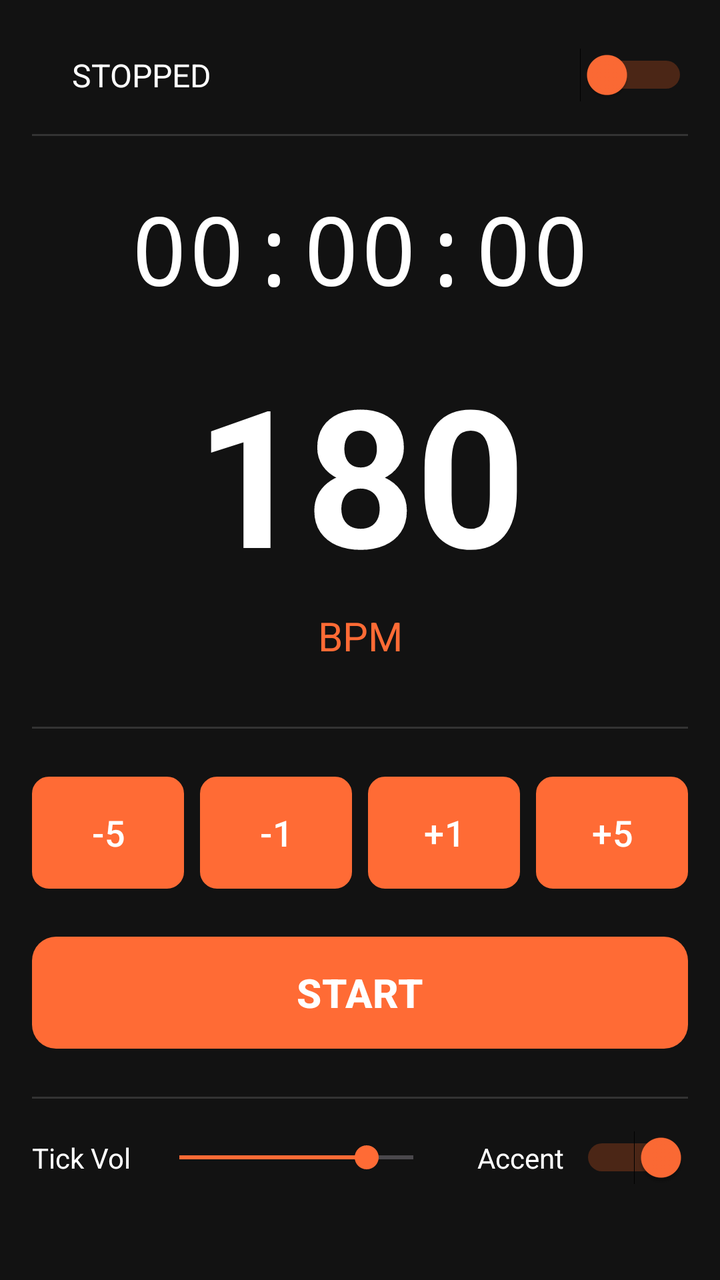
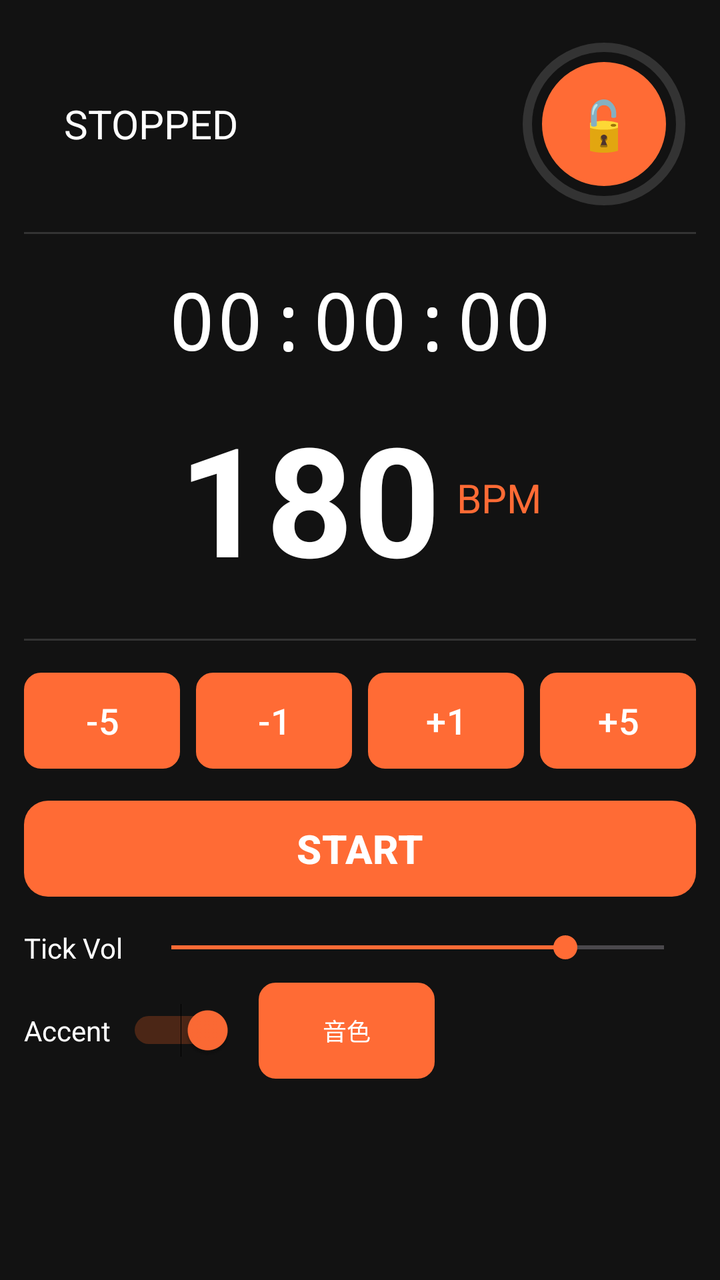

Before-and-after screenshots of an Android layout around one commit, followed by the original layout XML and the change that was made.
<!-- AndroidManifest.xml: application theme Theme.RunBeatPro -->
<!-- res/layout/activity_main.xml -->
<?xml version="1.0" encoding="utf-8"?>
<LinearLayout xmlns:android="http://schemas.android.com/apk/res/android"
    android:layout_width="match_parent"
    android:layout_height="match_parent"
    android:orientation="vertical"
    android:background="@color/background"
    android:padding="16dp">

    
    <LinearLayout
        android:id="@+id/layoutStatusBar"
        android:layout_width="match_parent"
        android:layout_height="wrap_content"
        android:orientation="horizontal"
        android:gravity="center_vertical"
        android:layout_marginTop="8dp"
        android:layout_marginBottom="16dp">

        <View
            android:id="@+id/viewStatusDot"
            android:layout_width="12dp"
            android:layout_height="12dp"
            android:layout_marginEnd="8dp"
            android:background="@drawable/status_dot" />

        <TextView
            android:id="@+id/tvStatus"
            android:layout_width="0dp"
            android:layout_height="wrap_content"
            android:layout_weight="1"
            android:text="STOPPED"
            android:textColor="@color/textPrimary"
            android:textSize="16sp" />

        <Switch
            android:id="@+id/switchLock"
            android:layout_width="wrap_content"
            android:layout_height="wrap_content"
            android:thumbTint="@color/colorPrimary"
            android:trackTint="@color/colorPrimaryVariant" />
    </LinearLayout>

    
    <View
        android:layout_width="match_parent"
        android:layout_height="1dp"
        android:background="#333333"
        android:layout_marginBottom="24dp" />

    
    <TextView
        android:id="@+id/tvTimer"
        android:layout_width="match_parent"
        android:layout_height="wrap_content"
        android:text="00:00:00"
        android:textColor="@color/textPrimary"
        android:textSize="48sp"
        android:typeface="monospace"
        android:gravity="center"
        android:layout_marginBottom="16dp" />

    
    <TextView
        android:id="@+id/tvBpm"
        android:layout_width="match_parent"
        android:layout_height="wrap_content"
        android:text="180"
        android:textColor="@color/textPrimary"
        android:textSize="96sp"
        android:textStyle="bold"
        android:gravity="center"
        android:layout_marginBottom="4dp" />

    <TextView
        android:id="@+id/tvBpmLabel"
        android:layout_width="match_parent"
        android:layout_height="wrap_content"
        android:text="BPM"
        android:textColor="@color/colorPrimary"
        android:textSize="20sp"
        android:gravity="center"
        android:layout_marginBottom="32dp" />

    
    <View
        android:layout_width="match_parent"
        android:layout_height="1dp"
        android:background="#333333"
        android:layout_marginBottom="24dp" />

    
    <LinearLayout
        android:id="@+id/layoutBpmControls"
        android:layout_width="match_parent"
        android:layout_height="wrap_content"
        android:orientation="horizontal"
        android:gravity="center"
        android:layout_marginBottom="24dp">

        <Button
            android:id="@+id/btnBpmMinus5"
            android:layout_width="0dp"
            android:layout_height="56dp"
            android:layout_weight="1"
            android:layout_marginEnd="8dp"
            android:text="-5"
            android:textSize="18sp"
            android:background="@drawable/btn_bpm_control" />

        <Button
            android:id="@+id/btnBpmMinus1"
            android:layout_width="0dp"
            android:layout_height="56dp"
            android:layout_weight="1"
            android:layout_marginEnd="8dp"
            android:text="-1"
            android:textSize="18sp"
            android:background="@drawable/btn_bpm_control" />

        <Button
            android:id="@+id/btnBpmPlus1"
            android:layout_width="0dp"
            android:layout_height="56dp"
            android:layout_weight="1"
            android:layout_marginEnd="8dp"
            android:text="+1"
            android:textSize="18sp"
            android:background="@drawable/btn_bpm_control" />

        <Button
            android:id="@+id/btnBpmPlus5"
            android:layout_width="0dp"
            android:layout_height="56dp"
            android:layout_weight="1"
            android:text="+5"
            android:textSize="18sp"
            android:background="@drawable/btn_bpm_control" />
    </LinearLayout>

    
    <Button
        android:id="@+id/btnStartPause"
        android:layout_width="match_parent"
        android:layout_height="56dp"
        android:text="START"
        android:textSize="20sp"
        android:textStyle="bold"
        android:background="@drawable/btn_start_pause"
        android:layout_marginBottom="24dp" />

    
    <View
        android:layout_width="match_parent"
        android:layout_height="1dp"
        android:background="#333333"
        android:layout_marginBottom="16dp" />

    
    <LinearLayout
        android:id="@+id/layoutParams"
        android:layout_width="match_parent"
        android:layout_height="wrap_content"
        android:orientation="horizontal"
        android:gravity="center_vertical">

        <TextView
            android:id="@+id/tvTickVolumeLabel"
            android:layout_width="wrap_content"
            android:layout_height="wrap_content"
            android:text="Tick Vol"
            android:textColor="@color/textPrimary"
            android:textSize="14sp"
            android:layout_marginEnd="8dp" />

        <SeekBar
            android:id="@+id/sbTickVolume"
            android:layout_width="0dp"
            android:layout_height="wrap_content"
            android:layout_weight="1"
            android:max="100"
            android:progress="80"
            android:thumbTint="@color/colorPrimary"
            android:progressTint="@color/colorPrimary" />

        <TextView
            android:id="@+id/tvAccentLabel"
            android:layout_width="wrap_content"
            android:layout_height="wrap_content"
            android:text="Accent"
            android:textColor="@color/textPrimary"
            android:textSize="14sp"
            android:layout_marginStart="16dp"
            android:layout_marginEnd="8dp" />

        <Switch
            android:id="@+id/switchAccent"
            android:layout_width="wrap_content"
            android:layout_height="wrap_content"
            android:checked="true"
            android:thumbTint="@color/colorPrimary"
            android:trackTint="@color/colorPrimaryVariant" />
    </LinearLayout>

    <TextView
        android:id="@+id/tvBuildInfo"
        android:layout_width="match_parent"
        android:layout_height="wrap_content"
        android:layout_marginTop="16dp"
        android:gravity="center"
        android:textColor="#666666"
        android:textSize="11sp"
        android:paddingBottom="8dp" />

</LinearLayout>
<!-- resources referenced by this layout -->
<resources>
  <color name="background">#121212</color>
  <color name="colorPrimary">#FF6B35</color>
  <color name="colorPrimaryVariant">#CC5520</color>
  <color name="textPrimary">#FFFFFF</color>
  <!-- drawable btn_bpm_control (drawable) -->
  <?xml version="1.0" encoding="utf-8"?>
  <shape xmlns:android="http://schemas.android.com/apk/res/android">
      <solid android:color="#2A2A2A" />
      <corners android:radius="8dp" />
      <stroke android:width="1dp" android:color="#FF6B35" />
  </shape>
  <!-- drawable btn_start_pause (drawable) -->
  <?xml version="1.0" encoding="utf-8"?>
  <shape xmlns:android="http://schemas.android.com/apk/res/android">
      <solid android:color="#FF6B35" />
      <corners android:radius="12dp" />
  </shape>
  <!-- drawable status_dot (drawable) -->
  <?xml version="1.0" encoding="utf-8"?>
  <shape xmlns:android="http://schemas.android.com/apk/res/android" android:shape="oval">
      <solid android-color="#4CAF50" />
      <size android:width="12dp" android:height="12dp" />
  </shape>
  <style name="Theme.RunBeatPro" parent="Theme.Material3.Dark">
          <item name="colorPrimary">#FF6B35</item>
          <item name="colorPrimaryVariant">#CC5520</item>
          <item name="colorOnPrimary">#FFFFFF</item>
          <item name="android:windowBackground">@color/background</item>
          <item name="android:statusBarColor">#FF6B35</item>
      </style>
</resources>

<!-- the commit's change to res/layout/activity_main.xml (unified diff, before → after) -->
@@ -4,7 +4,7 @@
     android:layout_height="match_parent"
     android:orientation="vertical"
     android:background="@color/background"
-    android:padding="16dp">
+    android:padding="12dp">
 
     
     <LinearLayout
@@ -13,8 +13,8 @@
         android:layout_height="wrap_content"
         android:orientation="horizontal"
         android:gravity="center_vertical"
-        android:layout_marginTop="8dp"
-        android:layout_marginBottom="16dp">
+        android:layout_marginTop="4dp"
+        android:layout_marginBottom="8dp">
 
         <View
             android:id="@+id/viewStatusDot"
@@ -30,14 +30,33 @@
             android:layout_weight="1"
             android:text="STOPPED"
             android:textColor="@color/textPrimary"
-            android:textSize="16sp" />
-
-        <Switch
-            android:id="@+id/switchLock"
-            android:layout_width="wrap_content"
-            android:layout_height="wrap_content"
-            android:thumbTint="@color/colorPrimary"
-            android:trackTint="@color/colorPrimaryVariant" />
+            android:textSize="20sp" />
+
+        <FrameLayout
+            android:layout_width="92dp"
+            android:layout_height="92dp">
+
+            <ProgressBar
+                android:id="@+id/unlockProgress"
+                style="?android:attr/progressBarStyleHorizontal"
+                android:layout_width="92dp"
+                android:layout_height="92dp"
+                android:progressDrawable="@drawable/circular_progress"
+                android:max="2000"
+                android:progress="0"
+                android:clickable="false"
+                android:focusable="false" />
+
+            <Button
+                android:id="@+id/btnLock"
+                android:layout_width="62dp"
+                android:layout_height="62dp"
+                android:layout_gravity="center"
+                android:text="🔓"
+                android:textSize="24sp"
+                android:gravity="center"
+                android:background="@drawable/btn_lock" />
+        </FrameLayout>
     </LinearLayout>
 
     
@@ -45,7 +64,7 @@
         android:layout_width="match_parent"
         android:layout_height="1dp"
         android:background="#333333"
-        android:layout_marginBottom="24dp" />
+        android:layout_marginBottom="16dp" />
 
     
     <TextView
@@ -54,39 +73,44 @@
         android:layout_height="wrap_content"
         android:text="00:00:00"
         android:textColor="@color/textPrimary"
-        android:textSize="48sp"
+        android:textSize="40sp"
         android:typeface="monospace"
         android:gravity="center"
-        android:layout_marginBottom="16dp" />
-
-    
-    <TextView
-        android:id="@+id/tvBpm"
-        android:layout_width="match_parent"
-        android:layout_height="wrap_content"
-        android:text="180"
-        android:textColor="@color/textPrimary"
-        android:textSize="96sp"
-        android:textStyle="bold"
-        android:gravity="center"
-        android:layout_marginBottom="4dp" />
-
-    <TextView
-        android:id="@+id/tvBpmLabel"
-        android:layout_width="match_parent"
-        android:layout_height="wrap_content"
-        android:text="BPM"
-        android:textColor="@color/colorPrimary"
-        android:textSize="20sp"
-        android:gravity="center"
-        android:layout_marginBottom="32dp" />
+        android:layout_marginBottom="12dp" />
+
+    
+    <LinearLayout
+        android:layout_width="match_parent"
+        android:layout_height="wrap_content"
+        android:orientation="horizontal"
+        android:gravity="center"
+        android:layout_marginBottom="20dp">
+
+        <TextView
+            android:id="@+id/tvBpm"
+            android:layout_width="wrap_content"
+            android:layout_height="wrap_content"
+            android:text="180"
+            android:textColor="@color/textPrimary"
+            android:textSize="76sp"
+            android:textStyle="bold" />
+
+        <TextView
+            android:id="@+id/tvBpmLabel"
+            android:layout_width="wrap_content"
+            android:layout_height="wrap_content"
+            android:text="BPM"
+            android:textColor="@color/colorPrimary"
+            android:textSize="20sp"
+            android:layout_marginStart="8dp" />
+    </LinearLayout>
 
     
     <View
         android:layout_width="match_parent"
         android:layout_height="1dp"
         android:background="#333333"
-        android:layout_marginBottom="24dp" />
+        android:layout_marginBottom="16dp" />
 
     
     <LinearLayout
@@ -95,12 +119,12 @@
         android:layout_height="wrap_content"
         android:orientation="horizontal"
         android:gravity="center"
-        android:layout_marginBottom="24dp">
+        android:layout_marginBottom="16dp">
 
         <Button
             android:id="@+id/btnBpmMinus5"
             android:layout_width="0dp"
-            android:layout_height="56dp"
+            android:layout_height="48dp"
             android:layout_weight="1"
             android:layout_marginEnd="8dp"
             android:text="-5"
@@ -110,7 +134,7 @@
         <Button
             android:id="@+id/btnBpmMinus1"
             android:layout_width="0dp"
-            android:layout_height="56dp"
+            android:layout_height="48dp"
             android:layout_weight="1"
             android:layout_marginEnd="8dp"
             android:text="-1"
@@ -120,7 +144,7 @@
         <Button
             android:id="@+id/btnBpmPlus1"
             android:layout_width="0dp"
-            android:layout_height="56dp"
+            android:layout_height="48dp"
             android:layout_weight="1"
             android:layout_marginEnd="8dp"
             android:text="+1"
@@ -130,7 +154,7 @@
         <Button
             android:id="@+id/btnBpmPlus5"
             android:layout_width="0dp"
-            android:layout_height="56dp"
+            android:layout_height="48dp"
             android:layout_weight="1"
             android:text="+5"
             android:textSize="18sp"
@@ -141,27 +165,20 @@
     <Button
         android:id="@+id/btnStartPause"
         android:layout_width="match_parent"
-        android:layout_height="56dp"
+        android:layout_height="48dp"
         android:text="START"
         android:textSize="20sp"
         android:textStyle="bold"
         android:background="@drawable/btn_start_pause"
-        android:layout_marginBottom="24dp" />
-
-    
-    <View
-        android:layout_width="match_parent"
-        android:layout_height="1dp"
-        android:background="#333333"
         android:layout_marginBottom="16dp" />
 
     
     <LinearLayout
-        android:id="@+id/layoutParams"
-        android:layout_width="match_parent"
-        android:layout_height="wrap_content"
-        android:orientation="horizontal"
-        android:gravity="center_vertical">
+        android:layout_width="match_parent"
+        android:layout_height="wrap_content"
+        android:orientation="horizontal"
+        android:gravity="center_vertical"
+        android:layout_marginBottom="8dp">
 
         <TextView
             android:id="@+id/tvTickVolumeLabel"
@@ -181,6 +198,16 @@
             android:progress="80"
             android:thumbTint="@color/colorPrimary"
             android:progressTint="@color/colorPrimary" />
+    </LinearLayout>
+
+    
+    <LinearLayout
+        android:id="@+id/layoutParams"
+        android:layout_width="match_parent"
+        android:layout_height="wrap_content"
+        android:orientation="horizontal"
+        android:gravity="center_vertical"
+        android:layout_marginBottom="8dp">
 
         <TextView
             android:id="@+id/tvAccentLabel"
@@ -189,7 +216,6 @@
             android:text="Accent"
             android:textColor="@color/textPrimary"
             android:textSize="14sp"
-            android:layout_marginStart="16dp"
             android:layout_marginEnd="8dp" />
 
         <Switch
@@ -199,16 +225,28 @@
             android:checked="true"
             android:thumbTint="@color/colorPrimary"
             android:trackTint="@color/colorPrimaryVariant" />
+
+        <Button
+            android:id="@+id/btnTimbre"
+            android:layout_width="wrap_content"
+            android:layout_height="wrap_content"
+            android:text="音色"
+            android:textSize="12sp"
+            android:layout_marginStart="12dp"
+            android:background="@drawable/btn_bpm_control"
+            android:paddingLeft="8dp"
+            android:paddingRight="8dp"
+            android:ellipsize="end"
+            android:maxLines="1" />
     </LinearLayout>
 
     <TextView
         android:id="@+id/tvBuildInfo"
         android:layout_width="match_parent"
         android:layout_height="wrap_content"
-        android:layout_marginTop="16dp"
         android:gravity="center"
         android:textColor="#666666"
         android:textSize="11sp"
-        android:paddingBottom="8dp" />
+        android:paddingBottom="4dp" />
 
 </LinearLayout>
<!-- resource entries referenced after the edit -->
@@ -11,12 +11,41 @@
       <corners android:radius="8dp" />
       <stroke android:width="1dp" android:color="#FF6B35" />
   </shape>
+  <!-- drawable btn_lock (drawable) -->
+  <?xml version="1.0" encoding="utf-8"?>
+  <shape xmlns:android="http://schemas.android.com/apk/res/android"
+      android:shape="oval">
+      <solid android:color="#2A2A2A" />
+      <stroke android:width="2dp" android:color="#FF6B35" />
+  </shape>
   <!-- drawable btn_start_pause (drawable) -->
   <?xml version="1.0" encoding="utf-8"?>
   <shape xmlns:android="http://schemas.android.com/apk/res/android">
       <solid android:color="#FF6B35" />
       <corners android:radius="12dp" />
   </shape>
+  <!-- drawable circular_progress (drawable) -->
+  <?xml version="1.0" encoding="utf-8"?>
+  <layer-list xmlns:android="http://schemas.android.com/apk/res/android">
+      <item android:id="@android:id/background">
+          <shape android:shape="ring"
+              android:innerRadius="36dp"
+              android:thickness="4.5dp"
+              android:useLevel="false">
+              <solid android:color="#333333" />
+          </shape>
+      </item>
+      <item android:id="@android:id/progress">
+          <rotate android:fromDegrees="-90" android:toDegrees="270">
+              <shape android:shape="ring"
+                  android:innerRadius="36dp"
+                  android:thickness="4.5dp"
+                  android:useLevel="true">
+                  <solid android:color="@color/colorPrimary" />
+              </shape>
+          </rotate>
+      </item>
+  </layer-list>
   <!-- drawable status_dot (drawable) -->
   <?xml version="1.0" encoding="utf-8"?>
   <shape xmlns:android="http://schemas.android.com/apk/res/android" android:shape="oval">
